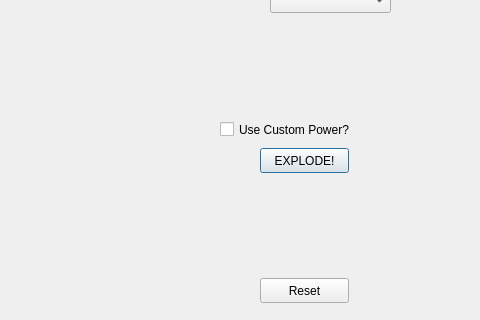
First picture: the form in volcano.ui, repository robertche54/a8-an-educational-app-f18, before the edit; both pictures show x 720 to 1200 and y 192 to 512 of the 1200 by 800 pixel window.
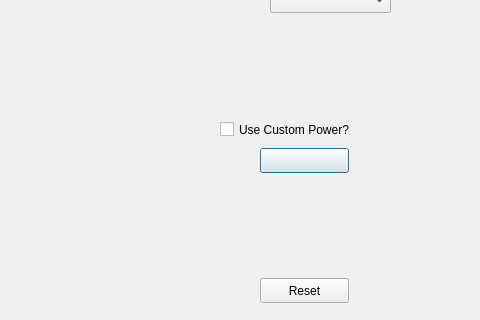
Second picture: the form after the edit.

Commit message: trying to mess around with buttons to see if it makes it look better

Patch:
```diff
--- a/volcano.ui
+++ b/volcano.ui
@@ -51,7 +51,7 @@
     </rect>
    </property>
    <property name="text">
-    <string>EXPLODE!</string>
+    <string/>
    </property>
   </widget>
   <widget class="QComboBox" name="powerSelector">
```
The commit also changes 2 other files.
